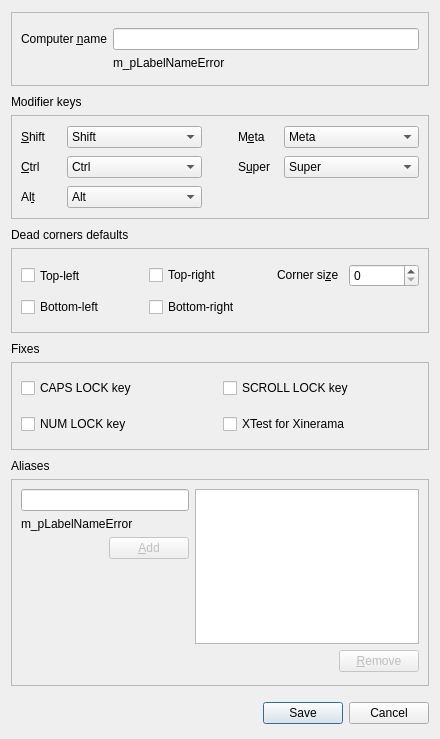
Qt form src/lib/gui/dialogs/ScreenSettingsDialog.ui (heast90/deskflow) before a commit.
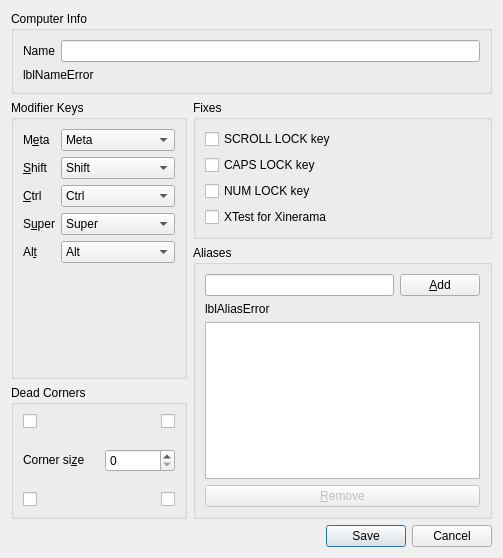
The same form after that commit.

What changed in the file:
```diff
--- a/src/lib/gui/dialogs/ScreenSettingsDialog.ui
+++ b/src/lib/gui/dialogs/ScreenSettingsDialog.ui
@@ -6,57 +6,29 @@
    <rect>
     <x>0</x>
     <y>0</y>
-    <width>440</width>
-    <height>739</height>
+    <width>503</width>
+    <height>558</height>
    </rect>
   </property>
-  <property name="sizePolicy">
-   <sizepolicy hsizetype="Preferred" vsizetype="Expanding">
-    <horstretch>0</horstretch>
-    <verstretch>1</verstretch>
-   </sizepolicy>
-  </property>
-  <property name="minimumSize">
-   <size>
-    <width>400</width>
-    <height>620</height>
-   </size>
-  </property>
   <property name="windowTitle">
    <string>Computer settings</string>
   </property>
-  <layout class="QVBoxLayout">
-   <property name="spacing">
-    <number>6</number>
-   </property>
-   <property name="leftMargin">
-    <number>11</number>
-   </property>
-   <property name="topMargin">
-    <number>12</number>
-   </property>
-   <property name="rightMargin">
-    <number>11</number>
-   </property>
-   <property name="bottomMargin">
-    <number>15</number>
-   </property>
+  <layout class="QVBoxLayout" name="_2">
    <item>
-    <widget class="QFrame" name="groupBox">
-     <property name="frameShape">
-      <enum>QFrame::StyledPanel</enum>
+    <widget class="QGroupBox" name="groupComputerName">
+     <property name="sizePolicy">
+      <sizepolicy hsizetype="Preferred" vsizetype="Maximum">
+       <horstretch>0</horstretch>
+       <verstretch>0</verstretch>
+      </sizepolicy>
      </property>
-     <property name="frameShadow">
-      <enum>QFrame::Raised</enum>
+     <property name="title">
+      <string>Computer Info</string>
      </property>
-     <layout class="QGridLayout" name="gridLayout_4">
-      <property name="topMargin">
-       <number>15</number>
-      </property>
-      <property name="bottomMargin">
-       <number>15</number>
-      </property>
-      <item row="0" column="0">
+     <layout class="QVBoxLayout" name="_3">
+      <item>
+       <layout class="QHBoxLayout" name="_4">
+        <item>
        <widget class="QLabel" name="label_7">
         <property name="sizePolicy">
          <sizepolicy hsizetype="Preferred" vsizetype="Fixed">
@@ -65,15 +37,15 @@
          </sizepolicy>
         </property>
         <property name="text">
-         <string>Computer &amp;name</string>
+           <string>Name</string>
         </property>
         <property name="buddy">
-         <cstring>m_pLineEditName</cstring>
+           <cstring>lineNameEdit</cstring>
         </property>
        </widget>
       </item>
-      <item row="0" column="1">
-       <widget class="QLineEdit" name="m_pLineEditName">
+        <item>
+         <widget class="QLineEdit" name="lineNameEdit">
         <property name="sizePolicy">
          <sizepolicy hsizetype="Expanding" vsizetype="Fixed">
           <horstretch>0</horstretch>
@@ -85,8 +57,10 @@
         </property>
        </widget>
       </item>
-      <item row="1" column="1">
-       <widget class="QLabel" name="m_pLabelNameError">
+       </layout>
+      </item>
+      <item>
+       <widget class="QLabel" name="lblNameError">
         <property name="sizePolicy">
          <sizepolicy hsizetype="Preferred" vsizetype="Fixed">
           <horstretch>0</horstretch>
@@ -100,10 +74,10 @@
          </size>
         </property>
         <property name="text">
-         <string>m_pLabelNameError</string>
+         <string notr="true">lblNameError</string>
         </property>
         <property name="alignment">
-         <set>Qt::AlignLeading|Qt::AlignLeft|Qt::AlignVCenter</set>
+         <set>Qt::AlignmentFlag::AlignLeading|Qt::AlignmentFlag::AlignLeft|Qt::AlignmentFlag::AlignVCenter</set>
         </property>
        </widget>
       </item>
@@ -111,53 +85,16 @@
     </widget>
    </item>
    <item>
-    <spacer name="verticalSpacer_2">
-     <property name="orientation">
-      <enum>Qt::Vertical</enum>
-     </property>
-     <property name="sizeType">
-      <enum>QSizePolicy::Fixed</enum>
-     </property>
-     <property name="sizeHint" stdset="0">
-      <size>
-       <width>20</width>
-       <height>3</height>
-      </size>
-     </property>
-    </spacer>
-   </item>
+    <layout class="QHBoxLayout" name="layoutOptions">
    <item>
-    <widget class="QLabel" name="m_pLlabelModifierKeys">
-     <property name="sizePolicy">
-      <sizepolicy hsizetype="Preferred" vsizetype="Fixed">
-       <horstretch>0</horstretch>
-       <verstretch>0</verstretch>
-      </sizepolicy>
-     </property>
-     <property name="text">
-      <string>Modifier keys</string>
-     </property>
-    </widget>
-   </item>
+      <layout class="QVBoxLayout" name="layoutLeftSide">
    <item>
-    <widget class="QFrame" name="m_pGroupModifiers">
-     <property name="frameShape">
-      <enum>QFrame::StyledPanel</enum>
-     </property>
-     <property name="frameShadow">
-      <enum>QFrame::Raised</enum>
-     </property>
-     <layout class="QGridLayout" name="gridLayout">
-      <property name="topMargin">
-       <number>10</number>
-      </property>
-      <property name="bottomMargin">
-       <number>10</number>
-      </property>
-      <property name="verticalSpacing">
-       <number>8</number>
-      </property>
-      <item row="0" column="4">
+        <widget class="QGroupBox" name="groupModifers">
+         <property name="title">
+          <string>Modifier Keys</string>
+         </property>
+         <layout class="QFormLayout" name="formLayout_2">
+          <item row="0" column="0">
        <widget class="QLabel" name="label_5">
         <property name="maximumSize">
          <size>
@@ -169,118 +106,112 @@
          <string>M&amp;eta</string>
         </property>
         <property name="buddy">
-         <cstring>m_pComboBoxMeta</cstring>
+             <cstring>comboMeta</cstring>
         </property>
        </widget>
       </item>
-      <item row="0" column="1">
-       <widget class="QComboBox" name="m_pComboBoxShift">
-        <item>
-         <property name="text">
-          <string>Shift</string>
-         </property>
-        </item>
-        <item>
-         <property name="text">
-          <string>Ctrl</string>
-         </property>
-        </item>
-        <item>
-         <property name="text">
-          <string>Alt</string>
-         </property>
-        </item>
-        <item>
-         <property name="text">
-          <string>Meta</string>
-         </property>
-        </item>
-        <item>
-         <property name="text">
-          <string>Super</string>
-         </property>
-        </item>
-        <item>
-         <property name="text">
-          <string>None</string>
-         </property>
-        </item>
-       </widget>
-      </item>
-      <item row="1" column="1">
-       <widget class="QComboBox" name="m_pComboBoxCtrl">
-        <property name="currentIndex">
-         <number>1</number>
-        </property>
-        <item>
-         <property name="text">
-          <string>Shift</string>
-         </property>
-        </item>
-        <item>
-         <property name="text">
-          <string>Ctrl</string>
-         </property>
-        </item>
-        <item>
-         <property name="text">
-          <string>Alt</string>
-         </property>
-        </item>
-        <item>
-         <property name="text">
-          <string>Meta</string>
-         </property>
-        </item>
-        <item>
-         <property name="text">
-          <string>Super</string>
-         </property>
-        </item>
-        <item>
-         <property name="text">
-          <string>None</string>
-         </property>
-        </item>
-       </widget>
-      </item>
-      <item row="2" column="0">
-       <widget class="QLabel" name="label_4">
-        <property name="text">
-         <string>Al&amp;t</string>
-        </property>
-        <property name="buddy">
-         <cstring>m_pComboBoxAlt</cstring>
-        </property>
-       </widget>
-      </item>
-      <item row="0" column="3">
-       <spacer name="horizontalSpacer">
-        <property name="orientation">
-         <enum>Qt::Horizontal</enum>
-        </property>
-        <property name="sizeType">
-         <enum>QSizePolicy::Fixed</enum>
-        </property>
-        <property name="sizeHint" stdset="0">
-         <size>
-          <width>30</width>
-          <height>20</height>
-         </size>
-        </property>
-       </spacer>
-      </item>
-      <item row="1" column="0">
+          <item row="4" column="0">
        <widget class="QLabel" name="label_3">
         <property name="text">
          <string>&amp;Ctrl</string>
         </property>
         <property name="buddy">
-         <cstring>m_pComboBoxCtrl</cstring>
+             <cstring>comboCtrl</cstring>
         </property>
        </widget>
       </item>
-      <item row="0" column="0">
+          <item row="6" column="0">
+           <widget class="QLabel" name="label_6">
+            <property name="text">
+             <string>S&amp;uper</string>
+            </property>
+            <property name="buddy">
+             <cstring>comboSuper</cstring>
+            </property>
+           </widget>
+          </item>
+          <item row="9" column="0">
+           <widget class="QLabel" name="label_4">
+            <property name="text">
+             <string>Al&amp;t</string>
+            </property>
+            <property name="buddy">
+             <cstring>comboAlt</cstring>
+            </property>
+           </widget>
+          </item>
+          <item row="0" column="1">
+           <widget class="QComboBox" name="comboMeta">
+            <property name="currentIndex">
+             <number>3</number>
+            </property>
+            <item>
+             <property name="text">
+              <string>Shift</string>
+             </property>
+            </item>
+            <item>
+             <property name="text">
+              <string>Ctrl</string>
+             </property>
+            </item>
+            <item>
+             <property name="text">
+              <string>Alt</string>
+             </property>
+            </item>
+            <item>
+             <property name="text">
+              <string>Meta</string>
+             </property>
+            </item>
+            <item>
+             <property name="text">
+              <string>Super</string>
+             </property>
+            </item>
+            <item>
+             <property name="text">
+              <string>None</string>
+             </property>
+            </item>
+           </widget>
+          </item>
+          <item row="2" column="1">
+           <widget class="QComboBox" name="comboShift">
+            <item>
+             <property name="text">
+              <string>Shift</string>
+             </property>
+            </item>
+            <item>
+             <property name="text">
+              <string>Ctrl</string>
+             </property>
+            </item>
+            <item>
+             <property name="text">
+              <string>Alt</string>
+             </property>
+            </item>
+            <item>
+             <property name="text">
+              <string>Meta</string>
+             </property>
+            </item>
+            <item>
+             <property name="text">
+              <string>Super</string>
+             </property>
+            </item>
+            <item>
+             <property name="text">
+              <string>None</string>
+             </property>
+            </item>
+           </widget>
+          </item>
+          <item row="2" column="0">
        <widget class="QLabel" name="label_2">
         <property name="maximumSize">
          <size>
@@ -292,12 +223,12 @@
          <string>&amp;Shift</string>
         </property>
         <property name="buddy">
-         <cstring>m_pComboBoxShift</cstring>
+             <cstring>comboShift</cstring>
         </property>
        </widget>
       </item>
-      <item row="2" column="1">
-       <widget class="QComboBox" name="m_pComboBoxAlt">
+          <item row="9" column="1">
+           <widget class="QComboBox" name="comboAlt">
         <property name="currentIndex">
          <number>2</number>
         </property>
@@ -333,55 +264,8 @@
         </item>
        </widget>
       </item>
-      <item row="0" column="5">
-       <widget class="QComboBox" name="m_pComboBoxMeta">
-        <property name="currentIndex">
-         <number>3</number>
-        </property>
-        <item>
-         <property name="text">
-          <string>Shift</string>
-         </property>
-        </item>
-        <item>
-         <property name="text">
-          <string>Ctrl</string>
-         </property>
-        </item>
-        <item>
-         <property name="text">
-          <string>Alt</string>
-         </property>
-        </item>
-        <item>
-         <property name="text">
-          <string>Meta</string>
-         </property>
-        </item>
-        <item>
-         <property name="text">
-          <string>Super</string>
-         </property>
-        </item>
-        <item>
-         <property name="text">
-          <string>None</string>
-         </property>
-        </item>
-       </widget>
-      </item>
-      <item row="1" column="4">
-       <widget class="QLabel" name="label_6">
-        <property name="text">
-         <string>S&amp;uper</string>
-        </property>
-        <property name="buddy">
-         <cstring>m_pComboBoxSuper</cstring>
-        </property>
-       </widget>
-      </item>
-      <item row="1" column="5">
-       <widget class="QComboBox" name="m_pComboBoxSuper">
+          <item row="6" column="1">
+           <widget class="QComboBox" name="comboSuper">
         <property name="currentIndex">
          <number>4</number>
         </property>
@@ -417,126 +301,97 @@
         </item>
        </widget>
       </item>
+          <item row="4" column="1">
+           <widget class="QComboBox" name="comboCtrl">
+            <property name="currentIndex">
+             <number>1</number>
+            </property>
+            <item>
+             <property name="text">
+              <string>Shift</string>
+             </property>
+            </item>
+            <item>
+             <property name="text">
+              <string>Ctrl</string>
+             </property>
+            </item>
+            <item>
+             <property name="text">
+              <string>Alt</string>
+             </property>
+            </item>
+            <item>
+             <property name="text">
+              <string>Meta</string>
+             </property>
+            </item>
+            <item>
+             <property name="text">
+              <string>Super</string>
+             </property>
+            </item>
+            <item>
+             <property name="text">
+              <string>None</string>
+             </property>
+            </item>
+           </widget>
+          </item>
      </layout>
     </widget>
    </item>
    <item>
-    <spacer name="verticalSpacer_4">
-     <property name="orientation">
-      <enum>Qt::Vertical</enum>
-     </property>
-     <property name="sizeType">
-      <enum>QSizePolicy::Fixed</enum>
-     </property>
-     <property name="sizeHint" stdset="0">
-      <size>
-       <width>20</width>
-       <height>3</height>
-      </size>
-     </property>
-    </spacer>
-   </item>
-   <item>
-    <widget class="QLabel" name="m_pLabelDeadCorners">
-     <property name="sizePolicy">
-      <sizepolicy hsizetype="Preferred" vsizetype="Fixed">
-       <horstretch>0</horstretch>
-       <verstretch>0</verstretch>
-      </sizepolicy>
-     </property>
-     <property name="text">
-      <string>Dead corners defaults</string>
-     </property>
-    </widget>
-   </item>
-   <item>
-    <widget class="QFrame" name="m_pGroupSwitchCorners">
-     <property name="sizePolicy">
-      <sizepolicy hsizetype="Preferred" vsizetype="Preferred">
-       <horstretch>0</horstretch>
-       <verstretch>0</verstretch>
-      </sizepolicy>
-     </property>
-     <property name="frameShape">
-      <enum>QFrame::StyledPanel</enum>
-     </property>
-     <property name="frameShadow">
-      <enum>QFrame::Raised</enum>
-     </property>
-     <layout class="QGridLayout" name="gridLayout_2" rowstretch="0,0" columnstretch="0,0,0,0">
-      <property name="sizeConstraint">
-       <enum>QLayout::SetDefaultConstraint</enum>
-      </property>
-      <property name="topMargin">
-       <number>15</number>
-      </property>
-      <property name="bottomMargin">
-       <number>15</number>
-      </property>
+        <widget class="QGroupBox" name="groupDeadCorners">
+         <property name="title">
+          <string>Dead Corners</string>
+         </property>
+         <layout class="QVBoxLayout" name="verticalLayout_2">
       <property name="spacing">
-       <number>10</number>
-      </property>
-      <item row="0" column="0">
-       <widget class="QCheckBox" name="m_pCheckBoxCornerTopLeft">
-        <property name="sizePolicy">
-         <sizepolicy hsizetype="Expanding" vsizetype="Preferred">
-          <horstretch>0</horstretch>
-          <verstretch>0</verstretch>
-         </sizepolicy>
-        </property>
+           <number>20</number>
+          </property>
+          <property name="sizeConstraint">
+           <enum>QLayout::SizeConstraint::SetMinAndMaxSize</enum>
+          </property>
+          <item>
+           <layout class="QHBoxLayout" name="layoutDeadCornersTop">
+            <item>
+             <widget class="QCheckBox" name="chkDeadTopLeft">
         <property name="minimumSize">
          <size>
           <width>0</width>
           <height>0</height>
          </size>
         </property>
-        <property name="text">
-         <string>Top-left</string>
-        </property>
-       </widget>
-      </item>
-      <item row="1" column="1">
-       <widget class="QCheckBox" name="m_pCheckBoxCornerBottomRight">
-        <property name="sizePolicy">
-         <sizepolicy hsizetype="Expanding" vsizetype="Maximum">
-          <horstretch>0</horstretch>
-          <verstretch>0</verstretch>
-         </sizepolicy>
-        </property>
-        <property name="minimumSize">
-         <size>
-          <width>0</width>
-          <height>0</height>
-         </size>
-        </property>
-        <property name="text">
-         <string>Bottom-right</string>
-        </property>
-       </widget>
-      </item>
-      <item row="0" column="1">
-       <widget class="QCheckBox" name="m_pCheckBoxCornerTopRight">
-        <property name="sizePolicy">
-         <sizepolicy hsizetype="Expanding" vsizetype="Maximum">
-          <horstretch>0</horstretch>
-          <verstretch>0</verstretch>
-         </sizepolicy>
-        </property>
-        <property name="minimumSize">
-         <size>
-          <width>0</width>
-          <height>0</height>
-         </size>
-        </property>
-        <property name="text">
-         <string>Top-right</string>
+              <property name="toolTip">
+               <string>Top Left</string>
         </property>
         <property name="autoRepeatInterval">
          <number>100</number>
         </property>
        </widget>
       </item>
-      <item row="0" column="2">
+            <item>
+             <widget class="QCheckBox" name="chkDeadTopRight">
+              <property name="minimumSize">
+               <size>
+                <width>0</width>
+                <height>0</height>
+               </size>
+              </property>
+              <property name="toolTip">
+               <string>Top Right</string>
+              </property>
+              <property name="layoutDirection">
+               <enum>Qt::LayoutDirection::RightToLeft</enum>
+              </property>
+             </widget>
+            </item>
+           </layout>
+          </item>
+          <item>
+           <layout class="QHBoxLayout" name="layoutCornerSize">
+            <item>
        <widget class="QLabel" name="label">
         <property name="sizePolicy">
          <sizepolicy hsizetype="Fixed" vsizetype="Fixed">
@@ -548,31 +403,12 @@
          <string>Corner si&amp;ze</string>
         </property>
         <property name="buddy">
-         <cstring>m_pSpinBoxSwitchCornerSize</cstring>
+               <cstring>sbSwitchCornerSize</cstring>
         </property>
        </widget>
       </item>
-      <item row="1" column="0">
-       <widget class="QCheckBox" name="m_pCheckBoxCornerBottomLeft">
-        <property name="sizePolicy">
-         <sizepolicy hsizetype="Fixed" vsizetype="Minimum">
-          <horstretch>0</horstretch>
-          <verstretch>0</verstretch>
-         </sizepolicy>
-        </property>
-        <property name="minimumSize">
-         <size>
-          <width>0</width>
-          <height>0</height>
-         </size>
-        </property>
-        <property name="text">
-         <string>Bottom-left</string>
-        </property>
-       </widget>
-      </item>
-      <item row="0" column="3">
-       <widget class="QSpinBox" name="m_pSpinBoxSwitchCornerSize">
+            <item>
+             <widget class="QSpinBox" name="sbSwitchCornerSize">
         <property name="sizePolicy">
          <sizepolicy hsizetype="Preferred" vsizetype="Fixed">
           <horstretch>0</horstretch>
@@ -588,57 +424,68 @@
        </widget>
       </item>
      </layout>
-    </widget>
    </item>
    <item>
-    <spacer name="verticalSpacer_6">
-     <property name="orientation">
-      <enum>Qt::Vertical</enum>
-     </property>
-     <property name="sizeType">
-      <enum>QSizePolicy::Fixed</enum>
-     </property>
-     <property name="sizeHint" stdset="0">
+           <layout class="QHBoxLayout" name="layoutDeadCornersBottom">
+            <item>
+             <widget class="QCheckBox" name="chkDeadBottomLeft">
+              <property name="minimumSize">
+               <size>
+                <width>0</width>
+                <height>0</height>
+               </size>
+              </property>
+              <property name="toolTip">
+               <string>Bottom Left</string>
+              </property>
+             </widget>
+            </item>
+            <item>
+             <widget class="QCheckBox" name="chkDeadBottomRight">
+              <property name="minimumSize">
       <size>
-       <width>20</width>
-       <height>3</height>
-      </size>
-     </property>
-    </spacer>
-   </item>
+                <width>0</width>
+                <height>0</height>
+               </size>
+              </property>
+              <property name="toolTip">
+               <string>Bottom Right</string>
+              </property>
+              <property name="layoutDirection">
+               <enum>Qt::LayoutDirection::RightToLeft</enum>
+              </property>
+             </widget>
+            </item>
+           </layout>
+          </item>
+         </layout>
+        </widget>
+       </item>
+      </layout>
+     </item>
    <item>
-    <widget class="QLabel" name="m_LabelFixes">
-     <property name="sizePolicy">
-      <sizepolicy hsizetype="Preferred" vsizetype="Fixed">
-       <horstretch>0</horstretch>
-       <verstretch>0</verstretch>
-      </sizepolicy>
-     </property>
-     <property name="text">
+      <layout class="QVBoxLayout" name="layoutRightSide">
+       <item>
+        <widget class="QGroupBox" name="groupFixes">
+         <property name="title">
       <string>Fixes</string>
      </property>
+         <layout class="QVBoxLayout" name="verticalLayout_3">
+          <item>
+           <widget class="QCheckBox" name="chkFixScrollLock">
+            <property name="sizePolicy">
+             <sizepolicy hsizetype="Minimum" vsizetype="Preferred">
+              <horstretch>0</horstretch>
+              <verstretch>0</verstretch>
+             </sizepolicy>
+            </property>
+            <property name="text">
+             <string>SCROLL LOCK key</string>
+            </property>
     </widget>
    </item>
    <item>
-    <widget class="QFrame" name="m_pGroupFixes">
-     <property name="frameShape">
-      <enum>QFrame::StyledPanel</enum>
-     </property>
-     <property name="frameShadow">
-      <enum>QFrame::Raised</enum>
-     </property>
-     <layout class="QGridLayout" name="gridLayout_3">
-      <property name="topMargin">
-       <number>15</number>
-      </property>
-      <property name="bottomMargin">
-       <number>15</number>
-      </property>
-      <property name="verticalSpacing">
-       <number>16</number>
-      </property>
-      <item row="0" column="0">
-       <widget class="QCheckBox" name="m_pCheckBoxCapsLock">
+           <widget class="QCheckBox" name="chkFixCapsLock">
         <property name="sizePolicy">
          <sizepolicy hsizetype="Minimum" vsizetype="Preferred">
           <horstretch>0</horstretch>
@@ -650,8 +497,8 @@
         </property>
        </widget>
       </item>
-      <item row="1" column="0">
-       <widget class="QCheckBox" name="m_pCheckBoxNumLock">
+          <item>
+           <widget class="QCheckBox" name="chkFixNumLock">
         <property name="sizePolicy">
          <sizepolicy hsizetype="Minimum" vsizetype="Preferred">
           <horstretch>0</horstretch>
@@ -663,21 +510,8 @@
         </property>
        </widget>
       </item>
-      <item row="0" column="1">
-       <widget class="QCheckBox" name="m_pCheckBoxScrollLock">
-        <property name="sizePolicy">
-         <sizepolicy hsizetype="Minimum" vsizetype="Preferred">
-          <horstretch>0</horstretch>
-          <verstretch>0</verstretch>
-         </sizepolicy>
-        </property>
-        <property name="text">
-         <string>SCROLL LOCK key</string>
-        </property>
-       </widget>
-      </item>
-      <item row="1" column="1">
-       <widget class="QCheckBox" name="m_pCheckBoxXTest">
+          <item>
+           <widget class="QCheckBox" name="chkFixXTest">
         <property name="sizePolicy">
          <sizepolicy hsizetype="Minimum" vsizetype="Preferred">
           <horstretch>0</horstretch>
@@ -696,79 +530,21 @@
     </widget>
    </item>
    <item>
-    <spacer name="verticalSpacer_8">
-     <property name="orientation">
-      <enum>Qt::Vertical</enum>
-     </property>
-     <property name="sizeType">
-      <enum>QSizePolicy::Fixed</enum>
-     </property>
-     <property name="sizeHint" stdset="0">
-      <size>
-       <width>20</width>
-       <height>3</height>
-      </size>
-     </property>
-    </spacer>
-   </item>
-   <item>
-    <widget class="QLabel" name="m_pLabelAliases">
+        <widget class="QGroupBox" name="groupAliases">
      <property name="sizePolicy">
-      <sizepolicy hsizetype="Preferred" vsizetype="Fixed">
+          <sizepolicy hsizetype="Preferred" vsizetype="Expanding">
        <horstretch>0</horstretch>
        <verstretch>0</verstretch>
       </sizepolicy>
      </property>
-     <property name="text">
+         <property name="title">
       <string>Aliases</string>
      </property>
-    </widget>
-   </item>
+         <layout class="QVBoxLayout" name="verticalLayout">
    <item>
-    <widget class="QFrame" name="m_pGroupAliases">
-     <property name="frameShape">
-      <enum>QFrame::StyledPanel</enum>
-     </property>
-     <property name="frameShadow">
-      <enum>QFrame::Raised</enum>
-     </property>
      <layout class="QHBoxLayout" name="horizontalLayout">
-      <property name="sizeConstraint">
-       <enum>QLayout::SetDefaultConstraint</enum>
-      </property>
       <item>
-       <layout class="QGridLayout" name="gridLayout_5">
-        <property name="topMargin">
-         <number>0</number>
-        </property>
-        <property name="verticalSpacing">
-         <number>6</number>
-        </property>
-        <item row="2" column="0">
-         <spacer name="horizontalSpacer_3">
-          <property name="orientation">
-           <enum>Qt::Horizontal</enum>
-          </property>
-          <property name="sizeHint" stdset="0">
-           <size>
-            <width>40</width>
-            <height>20</height>
-           </size>
-          </property>
-         </spacer>
-        </item>
-        <item row="2" column="1">
-         <widget class="QPushButton" name="m_pButtonAddAlias">
-          <property name="enabled">
-           <bool>false</bool>
-          </property>
-          <property name="text">
-           <string>&amp;Add</string>
-          </property>
-         </widget>
-        </item>
-        <item row="0" column="0" colspan="2">
-         <widget class="QLineEdit" name="m_pLineEditAlias">
+             <widget class="QLineEdit" name="lineAddAlias">
           <property name="sizePolicy">
            <sizepolicy hsizetype="Expanding" vsizetype="Fixed">
             <horstretch>0</horstretch>
@@ -786,8 +562,20 @@
           </property>
          </widget>
         </item>
-        <item row="1" column="0" colspan="2">
-         <widget class="QLabel" name="m_pLabelAliasError">
+            <item>
+             <widget class="QPushButton" name="btnAddAlias">
+              <property name="enabled">
+               <bool>true</bool>
+              </property>
+              <property name="text">
+               <string>&amp;Add</string>
+              </property>
+             </widget>
+            </item>
+           </layout>
+          </item>
+          <item>
+           <widget class="QLabel" name="lblAliasError">
           <property name="sizePolicy">
            <sizepolicy hsizetype="Minimum" vsizetype="Maximum">
             <horstretch>0</horstretch>
@@ -807,38 +595,15 @@
            </size>
           </property>
           <property name="text">
-           <string>m_pLabelNameError</string>
+             <string notr="true">lblAliasError</string>
           </property>
           <property name="wordWrap">
            <bool>true</bool>
           </property>
          </widget>
         </item>
-        <item row="3" column="0" colspan="2">
-         <spacer name="verticalSpacer">
-          <property name="orientation">
-           <enum>Qt::Vertical</enum>
-          </property>
-          <property name="sizeHint" stdset="0">
-           <size>
-            <width>20</width>
-            <height>0</height>
-           </size>
-          </property>
-         </spacer>
-        </item>
-       </layout>
-      </item>
       <item>
-       <layout class="QGridLayout" name="gridLayout_7">
-        <property name="topMargin">
-         <number>0</number>
-        </property>
-        <property name="verticalSpacing">
-         <number>6</number>
-        </property>
-        <item row="0" column="0" colspan="2">
-         <widget class="QListWidget" name="m_pListAliases">
+           <widget class="QListWidget" name="listAliases">
           <property name="sizePolicy">
            <sizepolicy hsizetype="Preferred" vsizetype="Expanding">
             <horstretch>0</horstretch>
@@ -858,12 +623,12 @@
            </size>
           </property>
           <property name="selectionMode">
-           <enum>QAbstractItemView::ExtendedSelection</enum>
+             <enum>QAbstractItemView::SelectionMode::ExtendedSelection</enum>
           </property>
          </widget>
         </item>
-        <item row="1" column="1">
-         <widget class="QPushButton" name="m_pButtonRemoveAlias">
+          <item>
+           <widget class="QPushButton" name="btnRemoveAlias">
           <property name="enabled">
            <bool>false</bool>
           </property>
@@ -872,55 +637,15 @@
           </property>
          </widget>
         </item>
-        <item row="1" column="0">
-         <spacer name="horizontalSpacer_2">
-          <property name="orientation">
-           <enum>Qt::Horizontal</enum>
-          </property>
-          <property name="sizeHint" stdset="0">
-           <size>
-            <width>40</width>
-            <height>0</height>
-           </size>
-          </property>
-         </spacer>
-        </item>
-        <item row="2" column="1">
-         <spacer name="verticalSpacer_3">
-          <property name="orientation">
-           <enum>Qt::Vertical</enum>
-          </property>
-          <property name="sizeHint" stdset="0">
-           <size>
-            <width>20</width>
-            <height>40</height>
-           </size>
-          </property>
-         </spacer>
-        </item>
-       </layout>
-      </item>
      </layout>
     </widget>
    </item>
-   <item>
-    <spacer name="verticalSpacer_9">
-     <property name="orientation">
-      <enum>Qt::Vertical</enum>
-     </property>
-     <property name="sizeType">
-      <enum>QSizePolicy::Fixed</enum>
-     </property>
-     <property name="sizeHint" stdset="0">
-      <size>
-       <width>20</width>
-       <height>10</height>
-      </size>
-     </property>
-    </spacer>
-   </item>
+      </layout>
+     </item>
+    </layout>
+   </item>
    <item>
-    <widget class="QDialogButtonBox" name="m_pButtonBox">
+    <widget class="QDialogButtonBox" name="buttonBox">
      <property name="minimumSize">
       <size>
        <width>0</width>
@@ -928,10 +653,10 @@
       </size>
      </property>
      <property name="orientation">
-      <enum>Qt::Horizontal</enum>
+      <enum>Qt::Orientation::Horizontal</enum>
      </property>
      <property name="standardButtons">
-      <set>QDialogButtonBox::Cancel|QDialogButtonBox::Save</set>
+      <set>QDialogButtonBox::StandardButton::Cancel|QDialogButtonBox::StandardButton::Save</set>
      </property>
     </widget>
    </item>
```
Left out of the diff: 56 changed lines with no effect on the pictures. Lines whose indentation alone changed are shown as unchanged.
